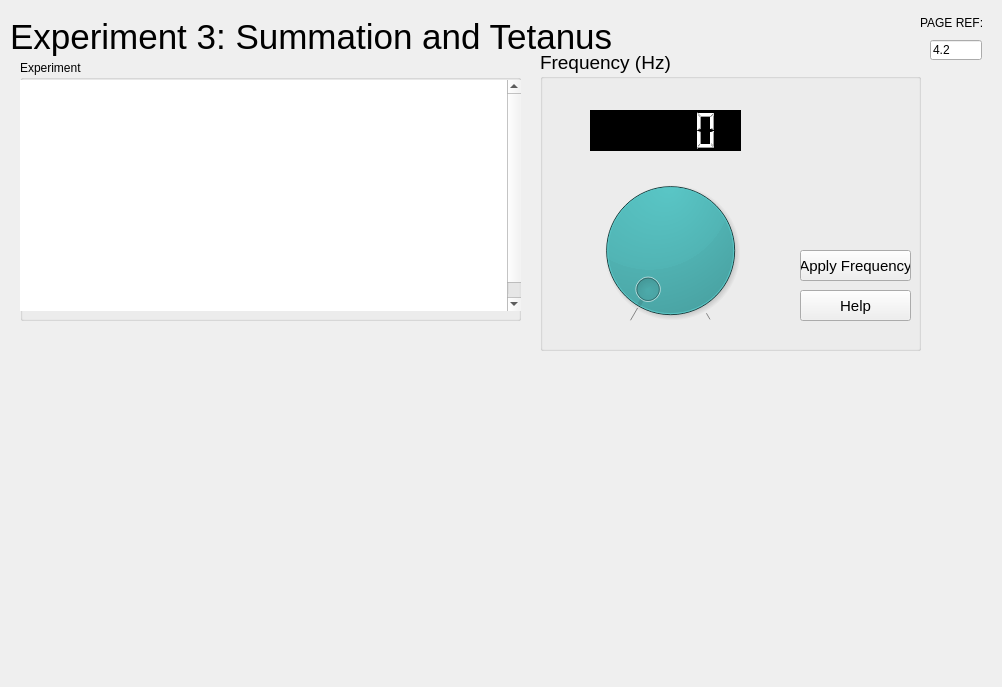
Old version of the form rsc/ui/experiment3_tetanus_two.ui in the repository KarinaKarenik/Skeletal-Muscle-Contraction-Lab.
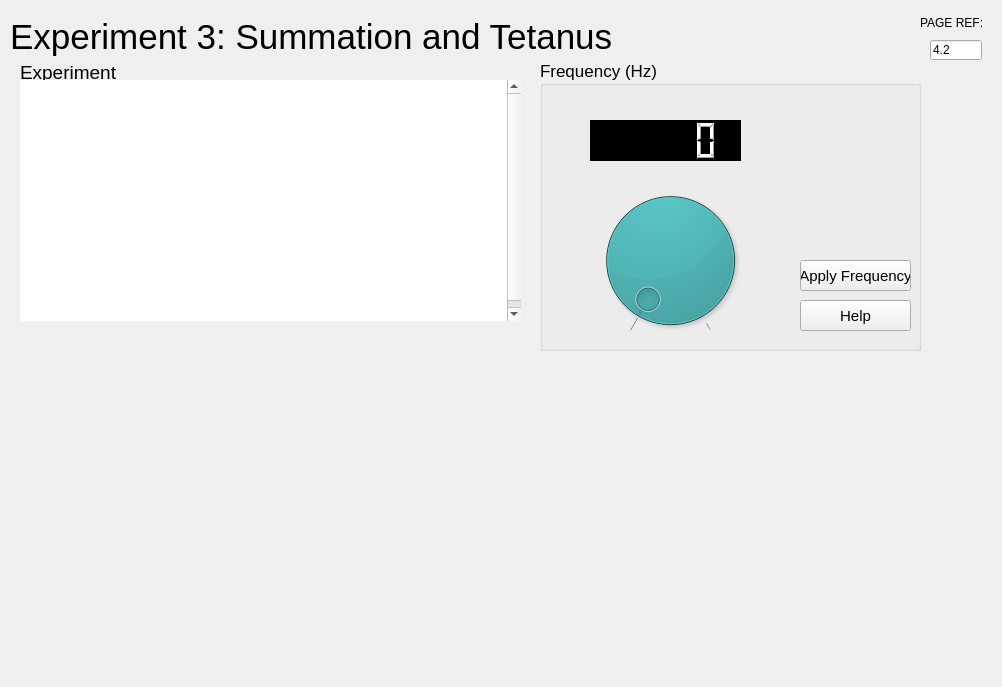
New version of the form. Icons and pictures are not drawn.

The edit to the form file:
```diff
--- a/rsc/ui/experiment3_tetanus_two.ui
+++ b/rsc/ui/experiment3_tetanus_two.ui
@@ -193,6 +193,11 @@
       <height>261</height>
      </rect>
     </property>
+    <property name="font">
+     <font>
+      <pointsize>14</pointsize>
+     </font>
+    </property>
     <property name="title">
      <string>Experiment</string>
     </property>
@@ -202,7 +207,7 @@
        <x>0</x>
        <y>20</y>
        <width>501</width>
-       <height>231</height>
+       <height>241</height>
       </rect>
      </property>
      <property name="frameShape">
@@ -212,10 +217,10 @@
       <string>&lt;!DOCTYPE HTML PUBLIC &quot;-//W3C//DTD HTML 4.0//EN&quot; &quot;http://www.w3.org/TR/REC-html40/strict.dtd&quot;&gt;
 &lt;html&gt;&lt;head&gt;&lt;meta name=&quot;qrichtext&quot; content=&quot;1&quot; /&gt;&lt;style type=&quot;text/css&quot;&gt;
 p, li { white-space: pre-wrap; }
-&lt;/style&gt;&lt;/head&gt;&lt;body style=&quot; font-family:'.AppleSystemUIFont'; font-size:13pt; font-weight:400; font-style:normal;&quot;&gt;
-&lt;p align=&quot;justify&quot; style=&quot; margin-top:0px; margin-bottom:0px; margin-left:0px; margin-right:0px; -qt-block-indent:0; text-indent:0px; line-height:120%;&quot;&gt;&lt;a name=&quot;docs-internal-guid-8d7cf781-7fff-d594-b555-75ac2388388d&quot;&gt;&lt;/a&gt;&lt;span style=&quot; font-family:'Times New Roman'; font-size:14pt; color:#ffffff; background-color:transparent;&quot;&gt;Y&lt;/span&gt;&lt;span style=&quot; font-family:'Times New Roman'; font-size:14pt; color:#ffffff; background-color:transparent;&quot;&gt;ou can set the stimulation frequency to any value between 1 and 50 per second. When you press “Go” the computer will plot the result, as a graph of force against time. When you have finished making observations, go on to the next page. &lt;/span&gt;&lt;/p&gt;
-&lt;p align=&quot;justify&quot; style=&quot;-qt-paragraph-type:empty; margin-top:0px; margin-bottom:0px; margin-left:0px; margin-right:0px; -qt-block-indent:0; text-indent:0px; line-height:120%; font-family:'Times New Roman'; font-size:14pt; color:#ffffff;&quot;&gt;&lt;br /&gt;&lt;/p&gt;
-&lt;p align=&quot;justify&quot; style=&quot; margin-top:0px; margin-bottom:0px; margin-left:0px; margin-right:0px; -qt-block-indent:0; text-indent:0px; line-height:120%;&quot;&gt;&lt;a name=&quot;docs-internal-guid-d8556572-7fff-1b62-74a5-9832aa40b249&quot;&gt;&lt;/a&gt;&lt;span style=&quot; font-family:'Times New Roman'; font-size:14pt; color:#ffffff; background-color:transparent;&quot;&gt;B&lt;/span&gt;&lt;span style=&quot; font-family:'Times New Roman'; font-size:14pt; color:#ffffff; background-color:transparent;&quot;&gt;e careful how many times you do this experiment. The muscle will begin to deteriorate with prolonged use, as it is not receiving any blood supply.&lt;/span&gt;&lt;/p&gt;&lt;/body&gt;&lt;/html&gt;</string>
+&lt;/style&gt;&lt;/head&gt;&lt;body style=&quot; font-family:'.AppleSystemUIFont'; font-size:14pt; font-weight:400; font-style:normal;&quot;&gt;
+&lt;p align=&quot;justify&quot; style=&quot; margin-top:0px; margin-bottom:0px; margin-left:0px; margin-right:0px; -qt-block-indent:0; text-indent:0px; line-height:120%;&quot;&gt;&lt;a name=&quot;docs-internal-guid-8d7cf781-7fff-d594-b555-75ac2388388d&quot;&gt;&lt;/a&gt;&lt;span style=&quot; font-family:'Times New Roman'; color:#ffffff; background-color:transparent;&quot;&gt;Y&lt;/span&gt;&lt;span style=&quot; font-family:'Times New Roman'; color:#ffffff; background-color:transparent;&quot;&gt;ou can set the stimulation frequency to any value between 1 and 50 per second. When you press “Go” the computer will plot the result, as a graph of force against time. When you have finished making observations, go on to the next page. &lt;/span&gt;&lt;/p&gt;
+&lt;p align=&quot;justify&quot; style=&quot;-qt-paragraph-type:empty; margin-top:0px; margin-bottom:0px; margin-left:0px; margin-right:0px; -qt-block-indent:0; text-indent:0px; line-height:120%; font-family:'Times New Roman'; color:#ffffff;&quot;&gt;&lt;br /&gt;&lt;/p&gt;
+&lt;p align=&quot;justify&quot; style=&quot; margin-top:0px; margin-bottom:0px; margin-left:0px; margin-right:0px; -qt-block-indent:0; text-indent:0px; line-height:120%;&quot;&gt;&lt;a name=&quot;docs-internal-guid-d8556572-7fff-1b62-74a5-9832aa40b249&quot;&gt;&lt;/a&gt;&lt;span style=&quot; font-family:'Times New Roman'; color:#ffffff; background-color:transparent;&quot;&gt;B&lt;/span&gt;&lt;span style=&quot; font-family:'Times New Roman'; color:#ffffff; background-color:transparent;&quot;&gt;e careful how many times you do this experiment. The muscle will begin to deteriorate with prolonged use, as it is not receiving any blood supply.&lt;/span&gt;&lt;/p&gt;&lt;/body&gt;&lt;/html&gt;</string>
      </property>
     </widget>
    </widget>
@@ -223,14 +228,14 @@
     <property name="geometry">
      <rect>
       <x>540</x>
-      <y>50</y>
+      <y>60</y>
       <width>381</width>
-      <height>301</height>
+      <height>291</height>
      </rect>
     </property>
     <property name="font">
      <font>
-      <pointsize>14</pointsize>
+      <pointsize>13</pointsize>
      </font>
     </property>
     <property name="title">
```
